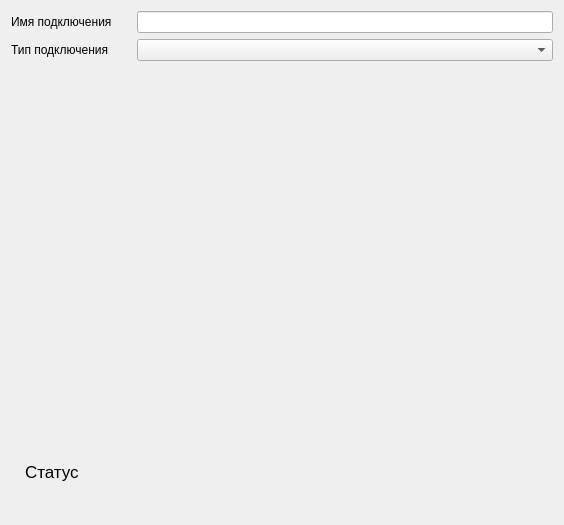
Before: the Qt Designer form gui/src/widgets/connectioninfowidget.ui in sqglobe/SecureDialogues, drawn with Qt 5.
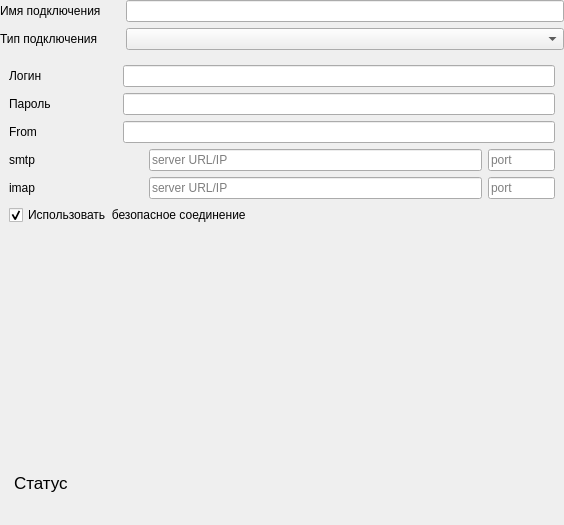
After: the same form once the commit is applied. The open tabs and pages were chosen to show the change.

Commit message: Added email adapter, that comunicates with imap and smtp protocols. Fixed channel behavor

The edit to the form file:
```diff
--- a/gui/src/widgets/connectioninfowidget.ui
+++ b/gui/src/widgets/connectioninfowidget.ui
@@ -13,9 +13,21 @@
   <property name="windowTitle">
    <string>Form</string>
   </property>
-  <layout class="QVBoxLayout" name="verticalLayout">
+  <layout class="QVBoxLayout" name="verticalLayout" stretch="1,0,1">
    <property name="sizeConstraint">
-    <enum>QLayout::SetMinimumSize</enum>
+    <enum>QLayout::SetMaximumSize</enum>
+   </property>
+   <property name="leftMargin">
+    <number>0</number>
+   </property>
+   <property name="topMargin">
+    <number>0</number>
+   </property>
+   <property name="rightMargin">
+    <number>0</number>
+   </property>
+   <property name="bottomMargin">
+    <number>0</number>
    </property>
    <item>
     <layout class="QFormLayout" name="formLayout">
@@ -92,9 +104,9 @@
    <item>
     <widget class="QStackedWidget" name="stackedWidget">
      <property name="sizePolicy">
-      <sizepolicy hsizetype="Minimum" vsizetype="Maximum">
+      <sizepolicy hsizetype="Minimum" vsizetype="Preferred">
        <horstretch>0</horstretch>
-       <verstretch>0</verstretch>
+       <verstretch>10</verstretch>
       </sizepolicy>
      </property>
      <property name="currentIndex">
@@ -220,30 +232,149 @@
          </property>
         </widget>
        </item>
+       <item row="2" column="1">
+        <spacer name="verticalSpacer">
+         <property name="orientation">
+          <enum>Qt::Vertical</enum>
+         </property>
+         <property name="sizeHint" stdset="0">
+          <size>
+           <width>20</width>
+           <height>40</height>
+          </size>
+         </property>
+        </spacer>
+       </item>
+      </layout>
+     </widget>
+     <widget class="QWidget" name="emailConn">
+      <layout class="QVBoxLayout" name="verticalLayout_3" stretch="4,2,1,4">
+       <item>
+        <layout class="QGridLayout" name="gridLayout_2" columnstretch="1,4">
+         <item row="1" column="0">
+          <widget class="QLabel" name="label_5">
+           <property name="text">
+            <string>Пароль</string>
+           </property>
+          </widget>
+         </item>
+         <item row="0" column="0">
+          <widget class="QLabel" name="label_3">
+           <property name="text">
+            <string>Логин</string>
+           </property>
+          </widget>
+         </item>
+         <item row="0" column="1">
+          <widget class="QLineEdit" name="emailLogin"/>
+         </item>
+         <item row="1" column="1">
+          <widget class="QLineEdit" name="emailPass"/>
+         </item>
+         <item row="2" column="0">
+          <widget class="QLabel" name="label_6">
+           <property name="text">
+            <string>From</string>
+           </property>
+          </widget>
+         </item>
+         <item row="2" column="1">
+          <widget class="QLineEdit" name="emailFrom"/>
+         </item>
+        </layout>
+       </item>
+       <item>
+        <layout class="QGridLayout" name="gridLayout_3" columnstretch="2,5,1">
+         <item row="0" column="2">
+          <widget class="QLineEdit" name="smtpPort">
+           <property name="placeholderText">
+            <string>port</string>
+           </property>
+          </widget>
+         </item>
+         <item row="0" column="0">
+          <widget class="QLabel" name="label_7">
+           <property name="text">
+            <string>smtp</string>
+           </property>
+          </widget>
+         </item>
+         <item row="0" column="1">
+          <widget class="QLineEdit" name="smtpUrl">
+           <property name="placeholderText">
+            <string>server URL/IP</string>
+           </property>
+          </widget>
+         </item>
+         <item row="1" column="0">
+          <widget class="QLabel" name="label_8">
+           <property name="text">
+            <string>imap</string>
+           </property>
+          </widget>
+         </item>
+         <item row="1" column="1">
+          <widget class="QLineEdit" name="imapUrl">
+           <property name="placeholderText">
+            <string>server URL/IP</string>
+           </property>
+          </widget>
+         </item>
+         <item row="1" column="2">
+          <widget class="QLineEdit" name="imapPort">
+           <property name="placeholderText">
+            <string>port</string>
+           </property>
+          </widget>
+         </item>
+        </layout>
+       </item>
+       <item>
+        <widget class="QCheckBox" name="useTls">
+         <property name="text">
+          <string>Использовать  безопасное соединение</string>
+         </property>
+         <property name="checked">
+          <bool>true</bool>
+         </property>
+        </widget>
+       </item>
+       <item>
+        <spacer name="verticalSpacer_2">
+         <property name="orientation">
+          <enum>Qt::Vertical</enum>
+         </property>
+         <property name="sizeHint" stdset="0">
+          <size>
+           <width>20</width>
+           <height>40</height>
+          </size>
+         </property>
+        </spacer>
+       </item>
       </layout>
      </widget>
     </widget>
    </item>
-   <item>
-    <spacer name="verticalSpacer">
-     <property name="orientation">
-      <enum>Qt::Vertical</enum>
-     </property>
-     <property name="sizeHint" stdset="0">
-      <size>
-       <width>20</width>
-       <height>40</height>
-      </size>
-     </property>
-    </spacer>
-   </item>
    <item>
     <widget class="QWidget" name="satusWidget" native="true">
+     <property name="sizePolicy">
+      <sizepolicy hsizetype="Minimum" vsizetype="Minimum">
+       <horstretch>0</horstretch>
+       <verstretch>1</verstretch>
+      </sizepolicy>
+     </property>
      <layout class="QVBoxLayout" name="verticalLayout_2">
       <item>
        <layout class="QHBoxLayout" name="horizontalLayout" stretch="1,2">
         <item>
          <widget class="QLabel" name="label_2">
+          <property name="sizePolicy">
+           <sizepolicy hsizetype="Preferred" vsizetype="Minimum">
+            <horstretch>0</horstretch>
+            <verstretch>0</verstretch>
+           </sizepolicy>
+          </property>
           <property name="font">
            <font>
             <pointsize>13</pointsize>
@@ -261,6 +392,12 @@
         </item>
         <item>
          <widget class="QLabel" name="statusText">
+          <property name="sizePolicy">
+           <sizepolicy hsizetype="Preferred" vsizetype="Minimum">
+            <horstretch>0</horstretch>
+            <verstretch>0</verstretch>
+           </sizepolicy>
+          </property>
           <property name="font">
            <font>
             <pointsize>13</pointsize>
@@ -286,6 +423,12 @@
       </item>
       <item>
        <widget class="QLabel" name="lastMessage">
+        <property name="sizePolicy">
+         <sizepolicy hsizetype="Preferred" vsizetype="Minimum">
+          <horstretch>0</horstretch>
+          <verstretch>0</verstretch>
+         </sizepolicy>
+        </property>
         <property name="font">
          <font>
           <pointsize>11</pointsize>
```
Left out of the diff: 31 changed lines with no effect on the pictures. The commit also changes 31 other files.
